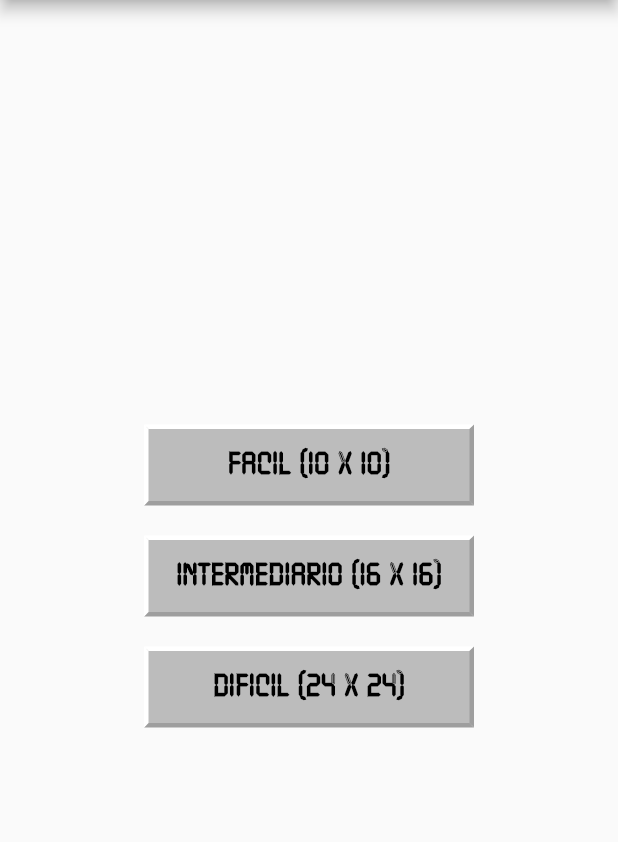
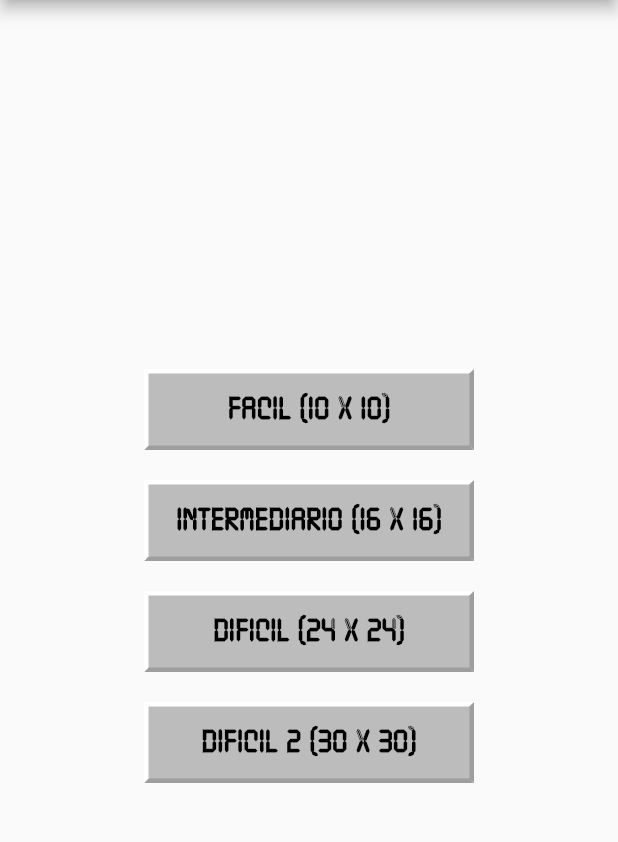
Before and after one commit to thiagotn/minesweeper, a Flutter app: the screen it shows after launch, on a phone screen of 412 x 824 dp, the part 84-926 px from its top. Run offline on Flutter 3.47's test engine with Material 2 defaults, Android fonts, the phone set to English and light mode, and no system bars; our stand-ins replace flutter_svg.

Commit message:
feat: add hard2 level

```diff
--- a/lib/pages/home.page.dart
+++ b/lib/pages/home.page.dart
@@ -98,6 +98,34 @@ class HomePage extends StatelessWidget {
                 ),
               ),
             ),
+            SizedBox(
+              height: 20,
+            ),
+            Container(
+              width: 220,
+              decoration: buildBoxDecorationButton(),
+              child: TextButton(
+                onPressed: () => {
+                  print("difícil2"),
+                  bloc.select(HARD2),
+                  Navigator.push(
+                    context,
+                    MaterialPageRoute(
+                      builder: (context) => GamePage(),
+                    ),
+                  ),
+                },
+                child: Text(
+                  "Dificil 2 ($hard2Rows X $hard2Columns)",
+                  style: TextStyle(
+                    fontSize: 22,
+                    color: Colors.black,
+                    fontWeight: FontWeight.bold,
+                    fontFamily: 'TickingTimebombBB',
+                  ),
+                ),
+              ),
+            ),
           ],
         ),
       ),
--- a/lib/widgets/game/square.widget.dart
+++ b/lib/widgets/game/square.widget.dart
@@ -57,7 +57,7 @@ class Square extends StatelessWidget {
             child: Text(
               "$value",
               style: TextStyle(
-                fontSize: 14,
+                fontSize: (bloc.currentLevel == HARD2) ? 11 : 14,
                 color: getColor(value),
                 fontWeight: FontWeight.bold,
               ),
```
Also changed, not shown: lib/blocs/game.bloc.dart (+9 -0 lines), lib/blocs/game.config.dart.
